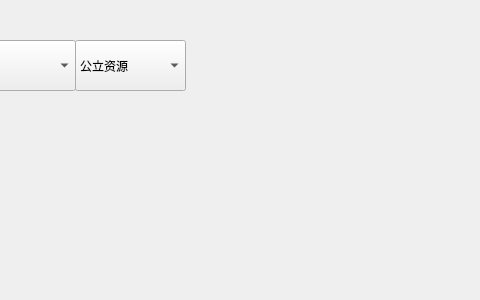
Qt form Editor.ui (hackermmzz/new-aoe) before a commit; both pictures show x 915 to 1395 and y 0 to 300 of the 1500 by 300 pixel window.
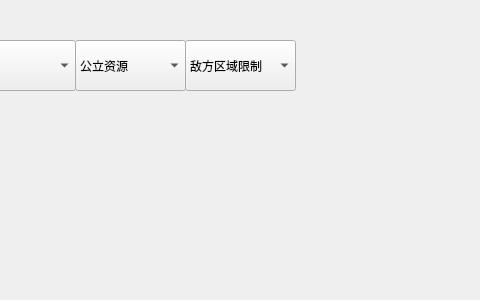
The same form after that commit.

Patch:
```diff
--- a/Editor.ui
+++ b/Editor.ui
@@ -309,6 +309,37 @@
     </property>
    </item>
   </widget>
+  <widget class="QComboBox" name="areaLimit">
+   <property name="geometry">
+    <rect>
+     <x>1100</x>
+     <y>40</y>
+     <width>111</width>
+     <height>51</height>
+    </rect>
+   </property>
+   <property name="editable">
+    <bool>false</bool>
+   </property>
+   <property name="currentText">
+    <string>敌方区域限制</string>
+   </property>
+   <item>
+    <property name="text">
+     <string>敌方区域限制</string>
+    </property>
+   </item>
+   <item>
+    <property name="text">
+     <string>圆形区域</string>
+    </property>
+   </item>
+   <item>
+    <property name="text">
+     <string>矩形区域</string>
+    </property>
+   </item>
+  </widget>
  </widget>
  <resources/>
  <connections/>
```
Left out of the diff: 3 changed lines with no effect on the pictures.
